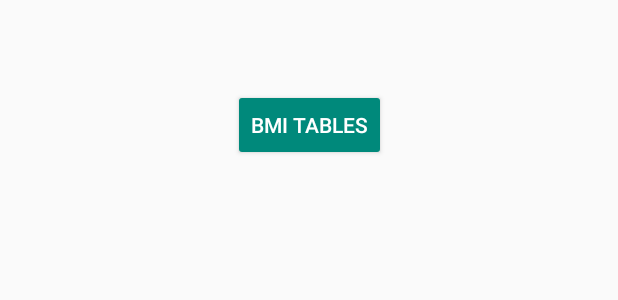
After one commit to characterdog/bmi-calculator, an Android app: the layout bmi_content_fragment.xml on its own in the app's theme, with its tools: preview values and no code run, on a phone screen of 412 x 824 dp. The commit adds this screen. Shown: the top 300 px of the screen. Run offline under Robolectric (Android 15) with nearby library versions, the phone set to English and light mode, and no system bars.

Commit message:
bmi update

```diff
--- /dev/null
+++ b/app/src/main/res/layout/bmi_content_fragment.xml
@@ -0,0 +1,51 @@
+<?xml version="1.0" encoding="utf-8"?>
+<LinearLayout xmlns:android="http://schemas.android.com/apk/res/android"
+    xmlns:app="http://schemas.android.com/apk/res-auto"
+    android:orientation="vertical"
+    android:layout_width="match_parent"
+    android:layout_height="match_parent">
+    <ScrollView
+        android:layout_width="match_parent"
+        android:layout_height="match_parent"
+        app:layout_constraintBottom_toBottomOf="parent"
+        app:layout_constraintEnd_toEndOf="parent"
+        app:layout_constraintHorizontal_bias="0.0"
+        app:layout_constraintStart_toStartOf="parent"
+        app:layout_constraintTop_toTopOf="parent"
+        app:layout_constraintVertical_bias="0.0">
+        <androidx.constraintlayout.widget.ConstraintLayout
+            android:layout_width="match_parent"
+            android:layout_height="wrap_content">
+            <TextView
+                android:id="@+id/bmi_content"
+                android:singleLine="false"
+                android:padding="8dp"
+                android:textSize="20sp"
+                android:layout_width="match_parent"
+                android:layout_height="match_parent"
+                android:textAppearance="@style/TextAppearance.AppCompat.Body1"
+                app:layout_constraintEnd_toEndOf="parent"
+                app:layout_constraintStart_toStartOf="parent"
+                app:layout_constraintTop_toTopOf="parent"/>
+
+            <Button
+                android:id="@+id/bmi_tables"
+                android:layout_width="wrap_content"
+                android:layout_height="wrap_content"
+                android:layout_marginEnd="8dp"
+                android:layout_marginLeft="8dp"
+                android:layout_marginRight="8dp"
+                android:layout_marginStart="8dp"
+                android:layout_marginTop="16dp"
+                android:textColor="#ffffff"
+                android:text="@string/bmi_tables"
+                app:backgroundTint="@color/colorPrimary"
+                app:layout_constraintEnd_toEndOf="parent"
+                app:layout_constraintStart_toStartOf="parent"
+                app:layout_constraintTop_toBottomOf="@+id/bmi_content"
+                />
+        </androidx.constraintlayout.widget.ConstraintLayout>
+    </ScrollView>
+
+
+</LinearLayout>
--- a/app/src/main/res/menu/menu_main.xml
+++ b/app/src/main/res/menu/menu_main.xml
@@ -12,4 +12,9 @@
         android:orderInCategory="102"
         android:title="@string/privacy_policy"
         app:showAsAction="never" />
+    <item
+        android:id="@+id/action_bmi"
+        android:orderInCategory="103"
+        android:title="@string/bmi_policy"
+        app:showAsAction="never" />
 </menu>
```
Also changed, not shown: app/src/main/java/com/github/characterdog/bmicalculator/AboutActivity.java (+27 -1 lines), app/src/main/java/com/github/characterdog/bmicalculator/MainActivity.java (+6 -1 lines), app/src/main/res/values/strings.xml (+10 -0 lines). Lines whose indentation alone changed are shown as unchanged.
